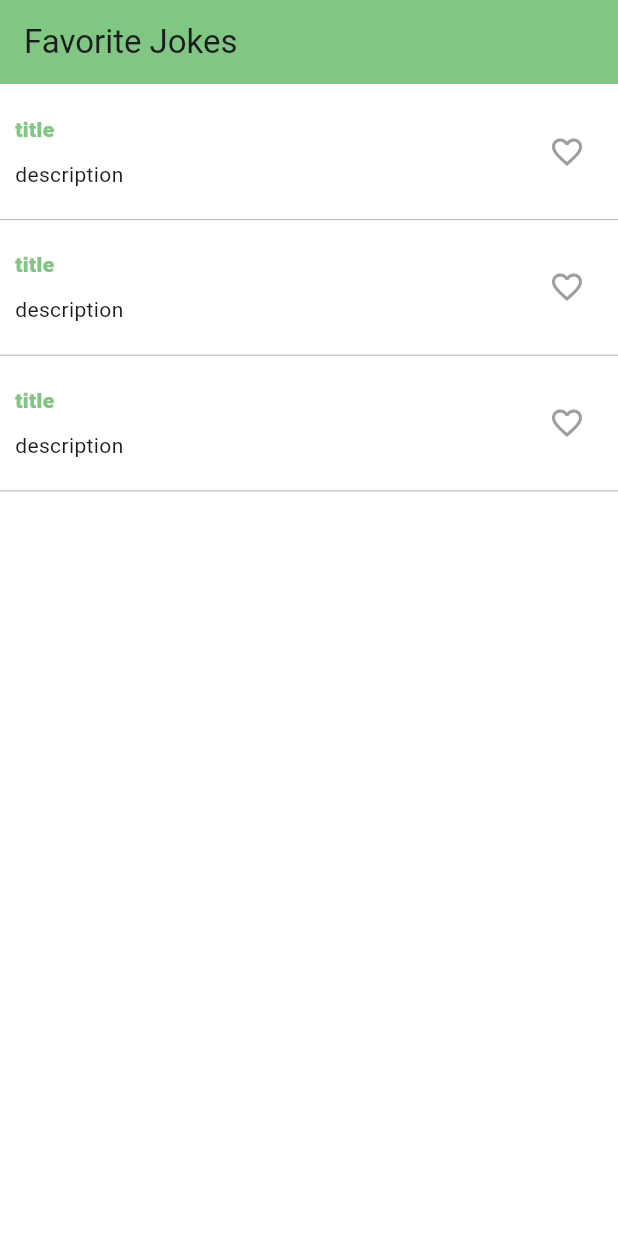
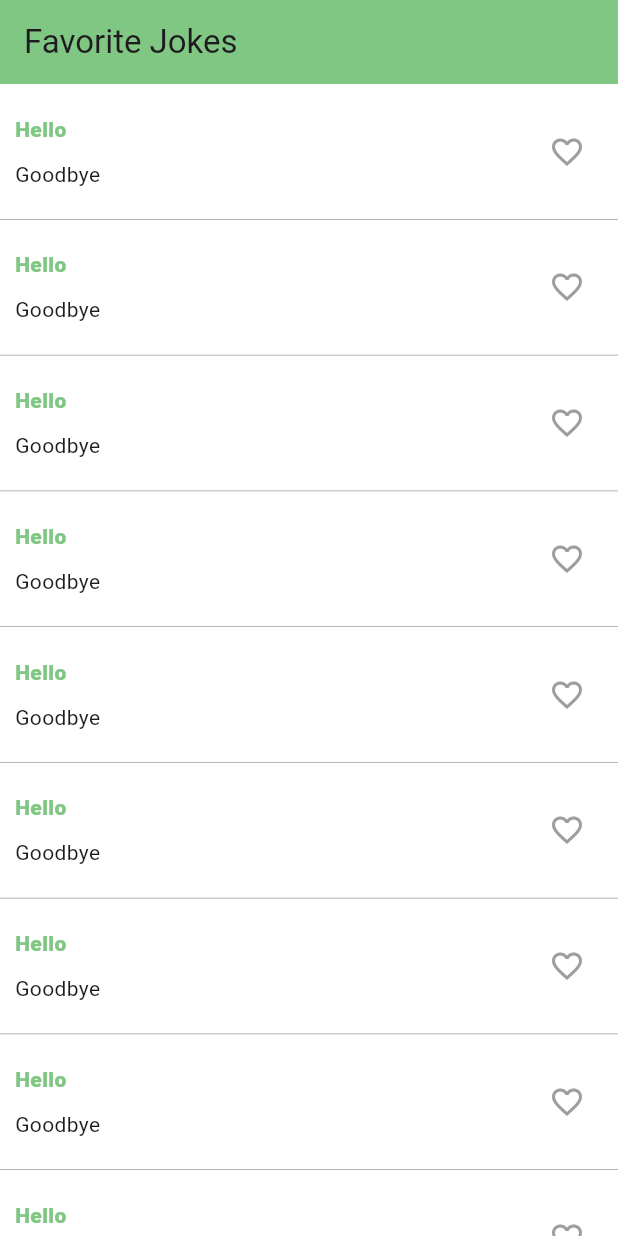
Before and after one commit to UmLyrithyreach/W8---PRACTICE--Lists-Pass-Functions-1, a Flutter app: the screen it shows after launch, on a phone screen of 412 x 824 dp. Run offline on Flutter 3.47's test engine with Material 3 defaults, Android fonts, the phone set to English and light mode, and no system bars; our stand-ins replace device_preview.

Commit message:
Finished Exercise 4

```diff
--- /dev/null
+++ b/lib/EXERCISE-4/data/jokesData.dart
@@ -0,0 +1,24 @@
+import 'package:flutter_application_1/EXERCISE-4/model/jokes.dart';
+
+List<JokesList> jokes = [
+  JokesList(title: "Hello", description: "Goodbye"),  // 1
+  JokesList(title: "Hello", description: "Goodbye"),  // 2
+  JokesList(title: "Hello", description: "Goodbye"),  // 3
+  JokesList(title: "Hello", description: "Goodbye"),  // 4
+  JokesList(title: "Hello", description: "Goodbye"),  // 5
+  JokesList(title: "Hello", description: "Goodbye"),  // 6
+  JokesList(title: "Hello", description: "Goodbye"),  // 7
+  JokesList(title: "Hello", description: "Goodbye"),  // 8
+  JokesList(title: "Hello", description: "Goodbye"),  // 9
+  JokesList(title: "Hello", description: "Goodbye"),  // 10
+  JokesList(title: "Hello", description: "Goodbye"),  // 11
+  JokesList(title: "Hello", description: "Goodbye"),  // 12
+  JokesList(title: "Hello", description: "Goodbye"),  // 13
+  JokesList(title: "Hello", description: "Goodbye"),  // 14
+  JokesList(title: "Hello", description: "Goodbye"),  // 15
+  JokesList(title: "Hello", description: "Goodbye"),  // 16
+  JokesList(title: "Hello", description: "Goodbye"),  // 17
+  JokesList(title: "Hello", description: "Goodbye"),  // 18
+  JokesList(title: "Hello", description: "Goodbye"),  // 19
+  JokesList(title: "Hello", description: "Goodbye"),  // 20
+];
--- a/lib/EXERCISE-4/main.dart
+++ b/lib/EXERCISE-4/main.dart
@@ -1,9 +1,28 @@
 import 'package:flutter/material.dart';
+import 'package:flutter_application_1/EXERCISE-4/data/jokesData.dart';
+import 'package:flutter_application_1/EXERCISE-4/ui/favorite_card.dart';
 
 Color appColor = Colors.green[300] as Color;
 
-class FavouriteApp extends StatelessWidget {
+class FavouriteApp extends StatefulWidget{
   const FavouriteApp({super.key});
+
+  @override
+  State<StatefulWidget> createState() => _FavouriteApp();
+}
+
+class _FavouriteApp extends State<FavouriteApp>{
+  int? favoriteCardIndex;
+
+  void setFavourite(int index){
+    setState(() {
+      if (favoriteCardIndex == index) {
+        favoriteCardIndex = null;
+      } else {
+        favoriteCardIndex = index;
+      }
+    });
+  }
 
   @override
   Widget build(BuildContext context) {
@@ -13,65 +32,17 @@ class FavouriteApp extends StatelessWidget {
         backgroundColor: appColor,
         title: const Text("Favorite Jokes"),
       ),
-      body: const Column(
-        children: [FavoriteCard(), FavoriteCard(), FavoriteCard()],
+      body: ListView.builder(
+        itemCount: jokes.length,
+        itemBuilder: (context, index) {
+          return FavoriteCard(
+            title: jokes[index].title,
+            description: jokes[index].description,
+            isFavorite: favoriteCardIndex == index,
+            onFavorite: () => setFavourite(index),
+          );
+        },
       ),
     );
   }
 }
-
-class FavoriteCard extends StatefulWidget {
-  const FavoriteCard({super.key});
-
-  @override
-  State<FavoriteCard> createState() => _FavoriteCardState();
-}
-
-class _FavoriteCardState extends State<FavoriteCard> {
-  bool _isFavorite = false;
-
-  void onFavoriteClick() {
-    setState(() {
-      _isFavorite = !_isFavorite;
-    });
-  }
-
-  @override
-  Widget build(BuildContext context) {
-    return Container(
-      decoration: const BoxDecoration(
-        border: Border(bottom: BorderSide(width: .5, color: Colors.grey)),
-      ),
-      padding: const EdgeInsets.fromLTRB(10, 20, 10, 20),
-      child: Row(
-        mainAxisAlignment: MainAxisAlignment.spaceEvenly,
-        children: [
-          Expanded(
-            flex: 7,
-            child: Column(
-              crossAxisAlignment: CrossAxisAlignment.start,
-              children: [
-                Text(
-                  'title',
-                  style: TextStyle(
-                    color: appColor,
-                    fontWeight: FontWeight.w800,
-                  ),
-                ),
-                const SizedBox(height: 10.0),
-                const Text('description'),
-              ],
-            ),
-          ),
-          IconButton(
-            onPressed: onFavoriteClick,
-            icon: Icon(
-              _isFavorite ? Icons.favorite : Icons.favorite_border,
-              color: _isFavorite ? Colors.red : Colors.grey,
-            ),
-          ),
-        ],
-      ),
-    );
-  }
-}
--- /dev/null
+++ b/lib/EXERCISE-4/model/jokes.dart
@@ -0,0 +1,6 @@
+class JokesList {
+  final String title;
+  final String description;
+
+  JokesList({required this.title, required this.description});
+}
--- /dev/null
+++ b/lib/EXERCISE-4/ui/favorite_card.dart
@@ -0,0 +1,56 @@
+import 'package:flutter/material.dart';
+import '../main.dart';
+
+class FavoriteCard extends StatelessWidget {
+  final String title;
+  final String description;
+  final bool isFavorite;
+  final VoidCallback onFavorite;
+
+  const FavoriteCard({
+    super.key,
+    required this.title,
+    required this.description,
+    required this.isFavorite,
+    required this.onFavorite,
+  });
+
+  @override
+  Widget build(BuildContext context) {
+    return Container(
+      decoration: const BoxDecoration(
+        border: Border(bottom: BorderSide(width: .5, color: Colors.grey)),
+      ),
+      padding: const EdgeInsets.fromLTRB(10, 20, 10, 20),
+      child: Row(
+        children: [
+          Expanded(
+            flex: 7,
+            child: Column(
+              crossAxisAlignment: CrossAxisAlignment.start,
+              children: [
+                Text(
+                  title,
+                  style: TextStyle(
+                    color: appColor,
+                    fontWeight: FontWeight.w800,
+                  ),
+                ),
+                const SizedBox(height: 10),
+                Text(description),
+              ],
+            ),
+          ),
+
+          IconButton(
+            onPressed: onFavorite,
+            icon: Icon(
+              isFavorite ? Icons.favorite : Icons.favorite_border,
+              color: isFavorite ? Colors.red : Colors.grey,
+            ),
+          ),
+        ],
+      ),
+    );
+  }
+}
--- a/lib/ui/ExpenseUI.dart
+++ /dev/null
@@ -1,19 +0,0 @@
-import 'package:flutter/material.dart';
-
-class Expenseui extends StatelessWidget {
-  const Expenseui({super.key});
-
-  @override
-  Widget build(BuildContext context) {
-    return Scaffold(
-      appBar: AppBar(title: Text("Expenses App"), backgroundColor: Colors.blue),
-      body: Center(
-        child: Container(
-          decoration: BoxDecoration(color: Colors.blue),
-          width: 100,
-          height: 100,
-        ),
-      ),
-    );
-  }
-}
```
